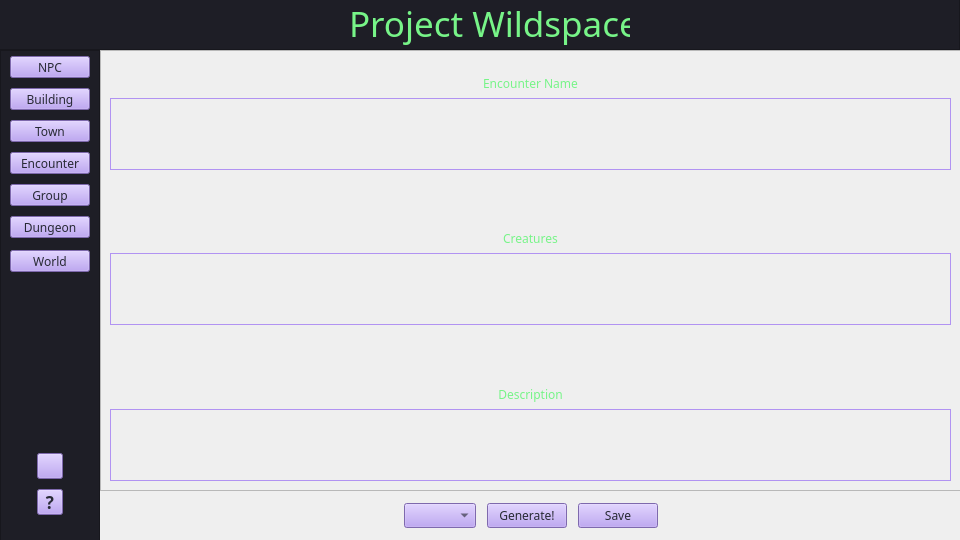
First picture: the form in projWildspace/form.ui, repository DVidal1205/ProjectWildspace, before the edit.
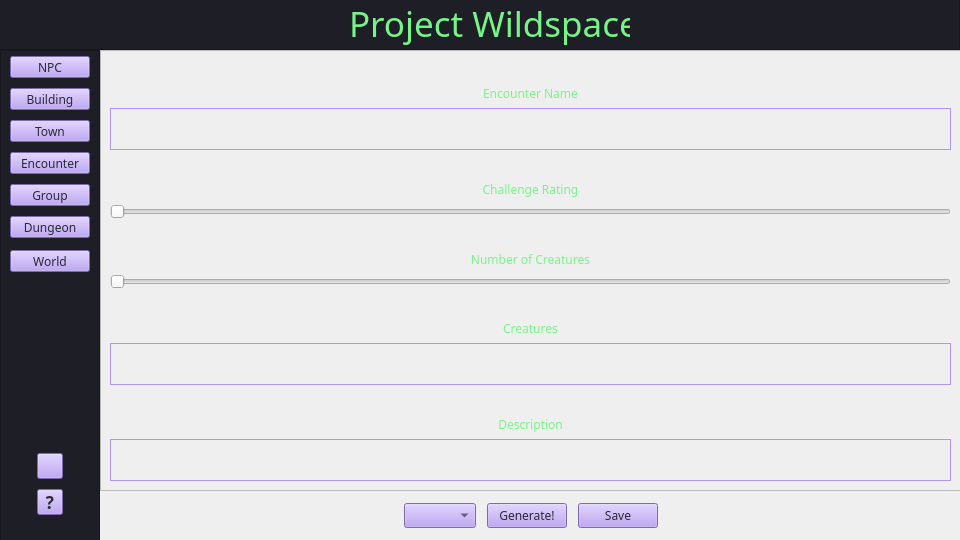
Second picture: the form after the edit. The open tabs and pages were chosen to show the change. Icons and pictures are not drawn.

What changed in the file:
```diff
--- a/projWildspace/form.ui
+++ b/projWildspace/form.ui
@@ -1768,7 +1768,7 @@
        </rect>
       </property>
       <layout class="QGridLayout" name="encGridContainer">
-       <item row="0" column="0">
+       <item row="1" column="0">
         <widget class="QFrame" name="encFrame">
          <property name="frameShape">
           <enum>QFrame::StyledPanel</enum>
@@ -1780,9 +1780,9 @@
           <property name="geometry">
            <rect>
             <x>10</x>
-            <y>-30</y>
+            <y>10</y>
             <width>841</width>
-            <height>461</height>
+            <height>421</height>
            </rect>
           </property>
           <layout class="QVBoxLayout" name="verticalLayout">
@@ -1834,6 +1834,73 @@
              </property>
             </widget>
            </item>
+           <item>
+            <widget class="QLabel" name="label_2">
+             <property name="font">
+              <font>
+               <family>Bahnschrift Light</family>
+               <pointsize>9</pointsize>
+              </font>
+             </property>
+             <property name="styleSheet">
+              <string notr="true">.QLabel {color: rgba(119,244,136,255);}</string>
+             </property>
+             <property name="text">
+              <string>Challenge Rating</string>
+             </property>
+             <property name="alignment">
+              <set>Qt::AlignBottom|Qt::AlignHCenter</set>
+             </property>
+            </widget>
+           </item>
+           <item>
+            <widget class="QSlider" name="encCRSlider">
+             <property name="minimum">
+              <number>1</number>
+             </property>
+             <property name="maximum">
+              <number>30</number>
+             </property>
+             <property name="singleStep">
+              <number>1</number>
+             </property>
+             <property name="orientation">
+              <enum>Qt::Horizontal</enum>
+             </property>
+            </widget>
+           </item>
+           <item>
+            <widget class="QLabel" name="label_3">
+             <property name="font">
+              <font>
+               <family>Bahnschrift Light</family>
+               <pointsize>9</pointsize>
+              </font>
+             </property>
+             <property name="styleSheet">
+              <string notr="true">.QLabel {color: rgba(119,244,136,255);}</string>
+             </property>
+             <property name="text">
+              <string>Number of Creatures</string>
+             </property>
+             <property name="alignment">
+              <set>Qt::AlignBottom|Qt::AlignHCenter</set>
+             </property>
+            </widget>
+           </item>
+           <item>
+            <widget class="QSlider" name="encNumCreatures">
+             <property name="minimum">
+              <number>1</number>
+             </property>
+             <property name="maximum">
+              <number>10</number>
+             </property>
+             <property name="orientation">
+              <enum>Qt::Horizontal</enum>
+             </property>
+            </widget>
+           </item>
            <item>
             <widget class="QLabel" name="encCreaturesTxt">
              <property name="font">
```
Left out of the diff: 8 changed lines with no effect on the pictures.
